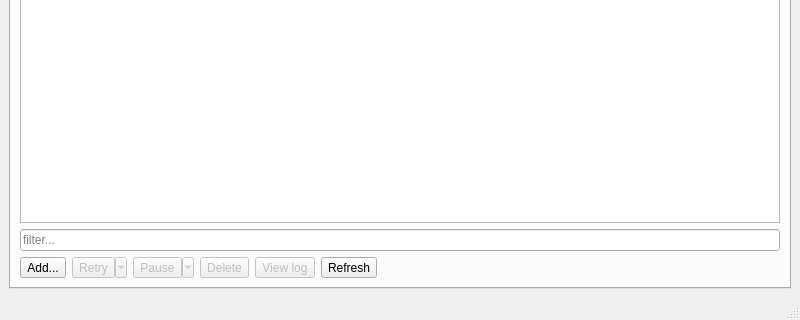
Before: the Qt Designer form src/hydownloader-systray/mainwindow.ui in thatfuckingbird/hydownloader-systray, drawn with Qt 5; both pictures show x 0 to 800 and y 280 to 600 of the 800 by 600 pixel window.
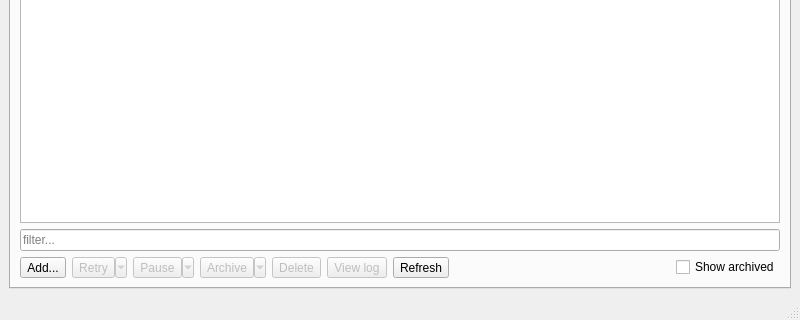
After: the same form once the commit is applied.

Commit message: support for archiving/unarchiving URLs and sub check data

The edit to the form file:
```diff
--- a/src/hydownloader-systray/mainwindow.ui
+++ b/src/hydownloader-systray/mainwindow.ui
@@ -92,6 +92,19 @@
             </property>
            </widget>
           </item>
+          <item>
+           <widget class="QToolButton" name="archiveURLsButton">
+            <property name="enabled">
+             <bool>false</bool>
+            </property>
+            <property name="text">
+             <string>Archive</string>
+            </property>
+            <property name="popupMode">
+             <enum>QToolButton::MenuButtonPopup</enum>
+            </property>
+           </widget>
+          </item>
           <item>
            <widget class="QToolButton" name="deleteSelectedURLsButton">
             <property name="enabled">
@@ -132,6 +145,13 @@
             </property>
            </spacer>
           </item>
+          <item>
+           <widget class="QCheckBox" name="includeArchivedURLsCheckBox">
+            <property name="text">
+             <string>Show archived</string>
+            </property>
+           </widget>
+          </item>
          </layout>
         </item>
        </layout>
```
Left out of the diff: 20 changed lines with no effect on the pictures. The commit also changes 8 other files.
